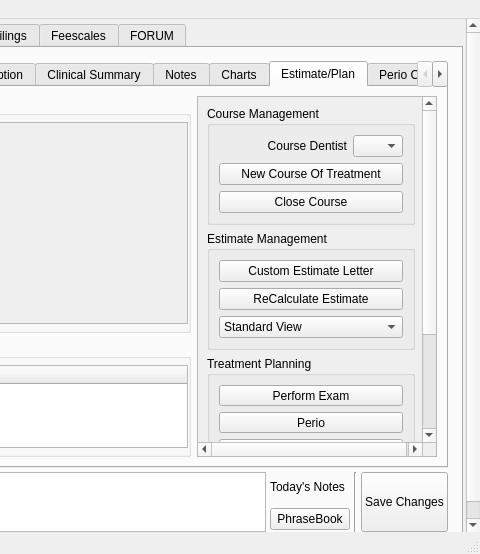
Above: src/openmolar/qt-designer/main.ui from rowinggolfer/openmolar1 before the change; both pictures show x 538 to 1018 and y 0 to 554 of the 1018 by 554 pixel window. Below: the same form after it.
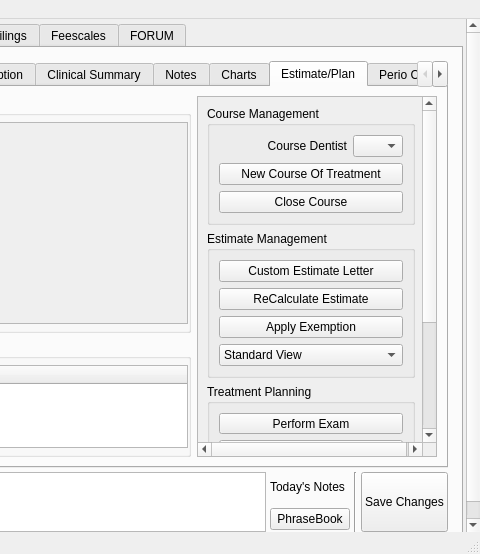
That is the form after the change. The open tabs and pages were chosen to show the change. Icons and pictures are not drawn.

Commit message: new "apply exemption" functionality

Patch:
```diff
--- a/src/openmolar/qt-designer/main.ui
+++ b/src/openmolar/qt-designer/main.ui
@@ -2992,8 +2992,8 @@
                        <rect>
                         <x>0</x>
                         <y>0</y>
-                        <width>197</width>
-                        <height>511</height>
+                        <width>217</width>
+                        <height>544</height>
                        </rect>
                       </property>
                       <layout class="QVBoxLayout" name="verticalLayout_9">
@@ -3077,6 +3077,13 @@
                             </property>
                            </widget>
                           </item>
+                          <item>
+                           <widget class="QPushButton" name="apply_exemption_pushButton">
+                            <property name="text">
+                             <string>Apply Exemption</string>
+                            </property>
+                           </widget>
+                          </item>
                           <item>
                            <widget class="QComboBox" name="estView_comboBox">
                             <item>
```
Left out of the diff: 6 changed lines with no effect on the pictures. The commit also changes 7 other files.
